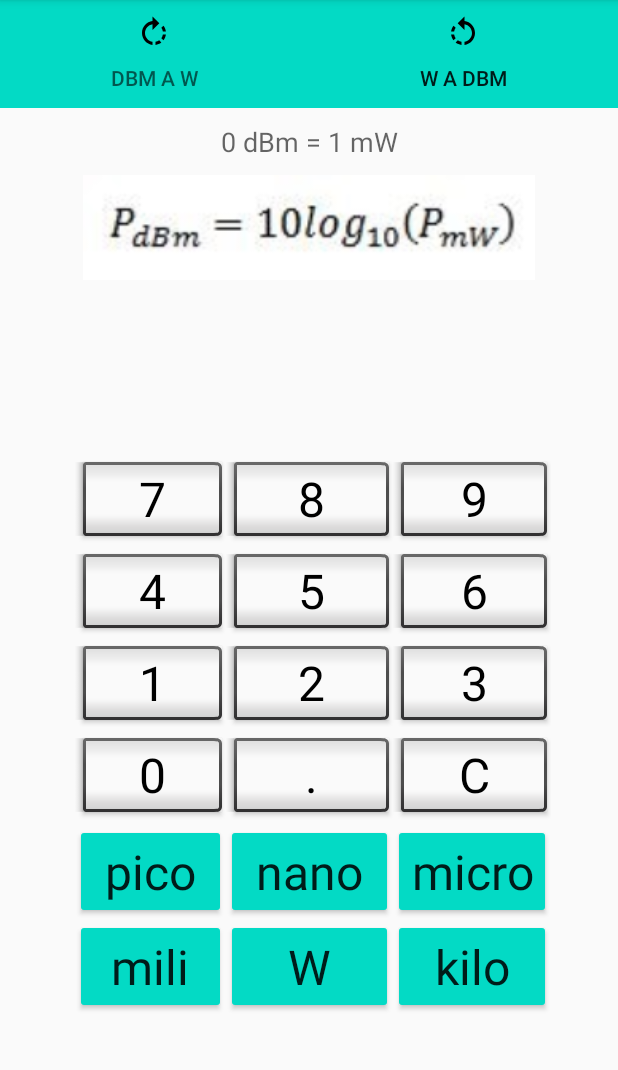
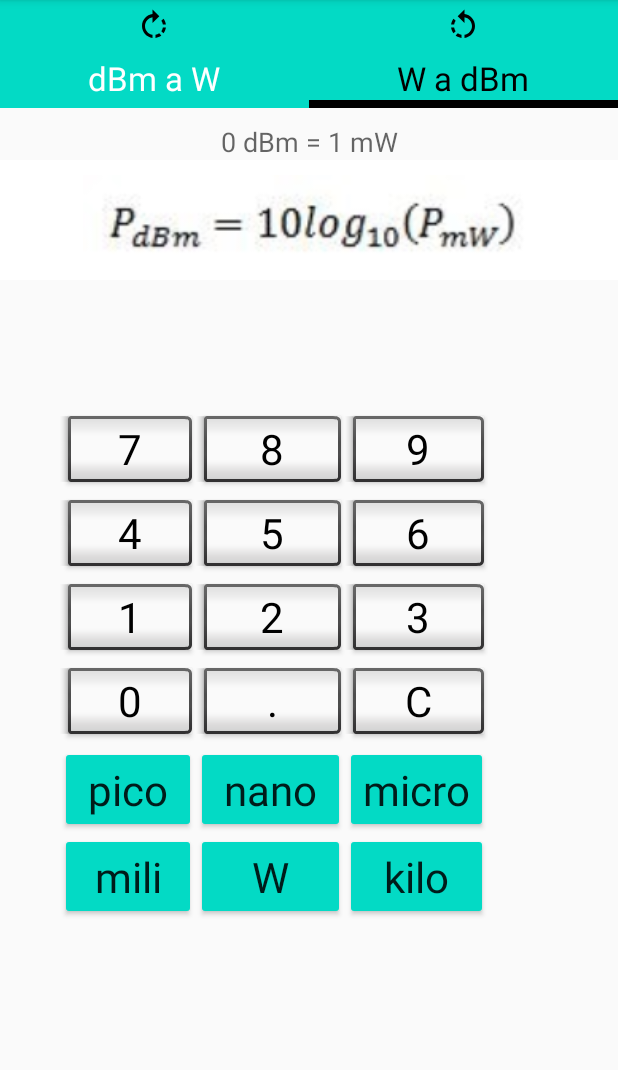
Before and after one commit to juanjiga/ConverPower, an Android app: the screen it shows after launch (MainActivity), tab 2 chosen, on a phone screen of 412 x 824 dp, the part 84-1154 px from its top. Run offline under Robolectric (Android 15) with nearby library versions, the light colour scheme and no system bars.

Commit message:
falta lo de las Tabs

```diff
--- a/app/src/main/res/layout/activity_main.xml
+++ b/app/src/main/res/layout/activity_main.xml
@@ -11,7 +11,12 @@
         android:id="@+id/tablayout"
         android:layout_width="match_parent"
         android:layout_height="wrap_content"
-        android:background="@color/colorAccent">
+        android:background="@color/colorAccent"
+        app:tabIndicatorColor="#000000"
+        app:tabIndicatorHeight="5dp"
+        app:tabSelectedTextColor="#000000"
+        app:tabTextAppearance="@style/TextAppearance.AppCompat.Large"
+        app:tabTextColor="#FFFFFF">
 
         <com.google.android.material.tabs.TabItem
             android:id="@+id/tab_dbmaw"
--- a/app/src/main/res/layout/fragment_dbm_aw.xml
+++ b/app/src/main/res/layout/fragment_dbm_aw.xml
@@ -20,6 +20,7 @@
         android:id="@+id/imageView"
         android:layout_width="match_parent"
         android:layout_height="80dp"
+        android:background="#FFFFFF"
         android:contentDescription="@string/formula"
         android:paddingTop="10dp"
         android:src="@drawable/dbm_a_w" />
@@ -62,7 +63,7 @@
                     android:layout_width="wrap_content"
                     android:layout_height="wrap_content"
                     android:text="@string/_7"
-                    android:textSize="22sp" />
+                    android:textSize="32sp" />
 
                 <Button
                     android:id="@+id/button8"
@@ -70,7 +71,7 @@
                     android:layout_width="wrap_content"
                     android:layout_height="wrap_content"
                     android:text="@string/_8"
-                    android:textSize="22sp" />
+                    android:textSize="32sp" />
 
                 <Button
                     android:id="@+id/button9"
@@ -78,7 +79,7 @@
                     android:layout_width="wrap_content"
                     android:layout_height="wrap_content"
                     android:text="@string/_9"
-                    android:textSize="22sp" />
+                    android:textSize="32sp" />
             </TableRow>
 
             <TableRow
@@ -91,7 +92,7 @@
                     android:layout_width="wrap_content"
                     android:layout_height="wrap_content"
                     android:text="@string/_4"
-                    android:textSize="22sp" />
+                    android:textSize="32sp" />
 
                 <Button
                     android:id="@+id/button5"
@@ -99,7 +100,7 @@
                     android:layout_width="wrap_content"
                     android:layout_height="wrap_content"
                     android:text="@string/_5"
-                    android:textSize="22sp" />
+                    android:textSize="32sp" />
 
                 <Button
                     android:id="@+id/button6"
@@ -107,7 +108,7 @@
                     android:layout_width="wrap_content"
                     android:layout_height="wrap_content"
                     android:text="@string/_6"
-                    android:textSize="22sp" />
+                    android:textSize="32sp" />
             </TableRow>
 
             <TableRow
@@ -120,7 +121,7 @@
                     android:layout_width="wrap_content"
                     android:layout_height="wrap_content"
                     android:text="@string/_1"
-                    android:textSize="22sp" />
+                    android:textSize="32sp" />
 
                 <Button
                     android:id="@+id/button2"
@@ -128,7 +129,7 @@
                     android:layout_width="wrap_content"
                     android:layout_height="wrap_content"
                     android:text="@string/_2"
-                    android:textSize="22sp" />
+                    android:textSize="32sp" />
 
                 <Button
                     android:id="@+id/button3"
@@ -136,7 +137,7 @@
                     android:layout_width="wrap_content"
                     android:layout_height="wrap_content"
                     android:text="@string/_3"
-                    android:textSize="22sp" />
+                    android:textSize="32sp" />
             </TableRow>
 
             <TableRow
@@ -149,7 +150,7 @@
                     android:layout_width="wrap_content"
                     android:layout_height="wrap_content"
                     android:text="@string/_signo"
-                    android:textSize="22sp" />
+                    android:textSize="32sp" />
 
 
                 <Button
@@ -158,7 +159,7 @@
                     android:layout_width="wrap_content"
                     android:layout_height="wrap_content"
                     android:text="@string/_0"
-                    android:textSize="22sp" />
+                    android:textSize="32sp" />
 
                 <Button
                     android:id="@+id/buttonPunto"
@@ -166,7 +167,7 @@
                     android:layout_width="wrap_content"
                     android:layout_height="wrap_content"
                     android:text="@string/_punto"
-                    android:textSize="22sp" />
+                    android:textSize="32sp" />
 
             </TableRow>
 
--- a/app/src/main/res/layout/fragment_w_adbm.xml
+++ b/app/src/main/res/layout/fragment_w_adbm.xml
@@ -21,6 +21,7 @@
         android:id="@+id/image_formula"
         android:layout_width="match_parent"
         android:layout_height="80dp"
+        android:background="#FFFFFF"
         android:paddingTop="10dp"
         android:src="@drawable/w_a_dbm" />
 
@@ -29,24 +30,22 @@
         android:layout_width="match_parent"
         android:layout_height="wrap_content"
         android:gravity="center_horizontal"
-        android:paddingTop="10dp"
         android:textAppearance="@style/TextAppearance.AppCompat.Medium"
-        android:textSize="32sp" />
+        android:textSize="28dp" />
 
     <TextView
         android:id="@+id/salida_dbm"
         android:layout_width="match_parent"
         android:layout_height="wrap_content"
         android:gravity="center_horizontal"
-        android:paddingTop="10dp"
         android:textAppearance="@style/TextAppearance.AppCompat.Large"
-        android:textSize="40sp" />
+        android:textSize="36dp" />
 
     <TableLayout
         android:layout_width="wrap_content"
         android:layout_height="wrap_content"
         android:gravity="center_horizontal"
-        android:paddingLeft="50dp">
+        android:paddingLeft="40dp">
 
         <TableRow
             android:layout_width="match_parent"
@@ -59,7 +58,7 @@
                 android:layout_height="wrap_content"
                 android:text="@string/_7"
                 android:textAppearance="@style/TextAppearance.AppCompat.Large"
-                android:textSize="32sp" />
+                android:textSize="28sp" />
 
             <Button
                 android:id="@+id/button_8"
@@ -68,7 +67,7 @@
                 android:layout_height="wrap_content"
                 android:text="@string/_8"
                 android:textAppearance="@style/TextAppearance.AppCompat.Large"
-                android:textSize="32sp" />
+                android:textSize="28sp" />
 
             <Button
                 android:id="@+id/button_9"
@@ -77,7 +76,7 @@
                 android:layout_height="wrap_content"
                 android:text="@string/_9"
                 android:textAppearance="@style/TextAppearance.AppCompat.Large"
-                android:textSize="32sp" />
+                android:textSize="28sp" />
 
         </TableRow>
 
@@ -92,7 +91,7 @@
                 android:layout_height="wrap_content"
                 android:text="@string/_4"
                 android:textAppearance="@style/TextAppearance.AppCompat.Large"
-                android:textSize="32sp" />
+                android:textSize="28sp" />
 
             <Button
                 android:id="@+id/button_5"
@@ -101,7 +100,7 @@
                 android:layout_height="wrap_content"
                 android:text="@string/_5"
                 android:textAppearance="@style/TextAppearance.AppCompat.Large"
-                android:textSize="32sp" />
+                android:textSize="28sp" />
 
             <Button
                 android:id="@+id/button_6"
@@ -110,7 +109,7 @@
                 android:layout_height="wrap_content"
                 android:text="@string/_6"
                 android:textAppearance="@style/TextAppearance.AppCompat.Large"
-                android:textSize="32sp" />
+                android:textSize="28sp" />
 
         </TableRow>
 
@@ -125,7 +124,7 @@
                 android:layout_height="wrap_content"
                 android:text="@string/_1"
                 android:textAppearance="@style/TextAppearance.AppCompat.Large"
-                android:textSize="32sp" />
+                android:textSize="28sp" />
 
             <Button
                 android:id="@+id/button_2"
@@ -134,7 +133,7 @@
                 android:layout_height="wrap_content"
                 android:text="@string/_2"
                 android:textAppearance="@style/TextAppearance.AppCompat.Large"
-                android:textSize="32sp" />
+                android:textSize="28sp" />
 
             <Button
                 android:id="@+id/button_3"
@@ -143,7 +142,7 @@
                 android:layout_height="wrap_content"
                 android:text="@string/_3"
                 android:textAppearance="@style/TextAppearance.AppCompat.Large"
-                android:textSize="32sp" />
+                android:textSize="28sp" />
 
         </TableRow>
 
@@ -158,7 +157,7 @@
                 android:layout_height="wrap_content"
                 android:text="@string/_0"
                 android:textAppearance="@style/TextAppearance.AppCompat.Large"
-                android:textSize="32sp" />
+                android:textSize="28sp" />
 
             <Button
                 android:id="@+id/button_punto"
@@ -167,7 +166,7 @@
                 android:layout_height="wrap_content"
                 android:text="@string/_punto"
                 android:textAppearance="@style/TextAppearance.AppCompat.Large"
-                android:textSize="32sp" />
+                android:textSize="28sp" />
 
             <Button
                 android:id="@+id/button_borrar"
@@ -176,7 +175,7 @@
                 android:layout_height="wrap_content"
                 android:text="@string/_borrar"
                 android:textAppearance="@style/TextAppearance.AppCompat.Large"
-                android:textSize="32sp" />
+                android:textSize="28sp" />
 
         </TableRow>
 
@@ -191,7 +190,7 @@
                 android:layout_height="wrap_content"
                 android:text=" pico "
                 android:textAppearance="@style/TextAppearance.AppCompat.Large"
-                android:textSize="32sp" />
+                android:textSize="28sp" />
 
             <Button
                 android:id="@+id/button_nano"
@@ -200,7 +199,7 @@
                 android:layout_height="wrap_content"
                 android:text=" nano "
                 android:textAppearance="@style/TextAppearance.AppCompat.Large"
-                android:textSize="32sp" />
+                android:textSize="28sp" />
 
             <Button
                 android:id="@+id/button_micro"
@@ -209,7 +208,7 @@
                 android:layout_height="wrap_content"
                 android:text="micro"
                 android:textAppearance="@style/TextAppearance.AppCompat.Large"
-                android:textSize="32sp" />
+                android:textSize="28sp" />
         </TableRow>
 
         <TableRow
@@ -223,7 +222,7 @@
                 android:layout_height="wrap_content"
                 android:text="mili"
                 android:textAppearance="@style/TextAppearance.AppCompat.Large"
-                android:textSize="32sp" />
+                android:textSize="28sp" />
 
             <Button
                 android:id="@+id/button_watio"
@@ -232,7 +231,7 @@
                 android:layout_height="wrap_content"
                 android:text="W"
                 android:textAppearance="@style/TextAppearance.AppCompat.Large"
-                android:textSize="32sp" />
+                android:textSize="28sp" />
 
             <Button
                 android:id="@+id/button_kilo"
@@ -241,7 +240,7 @@
                 android:layout_height="wrap_content"
                 android:text="kilo"
                 android:textAppearance="@style/TextAppearance.AppCompat.Large"
-                android:textSize="32sp" />
+                android:textSize="28sp" />
 
         </TableRow>
 
```
